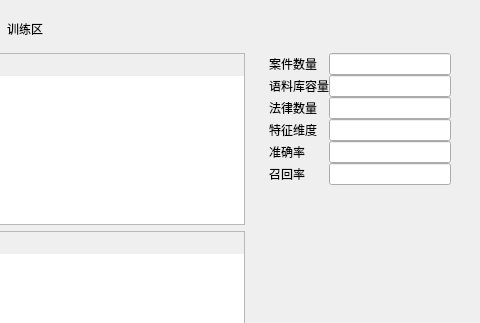
Qt form source/UI/Tax.ui (liuguiyangnwpu/TaxAnalysis) before a commit; both pictures show x 430 to 910 and y 0 to 323 of the 910 by 776 pixel window.
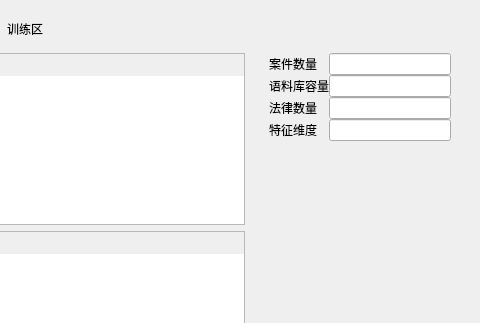
The same form after that commit.

Patch:
```diff
--- a/source/UI/Tax.ui
+++ b/source/UI/Tax.ui
@@ -249,34 +249,6 @@
                    </property>
                   </widget>
                  </item>
-                 <item row="5" column="1">
-                  <widget class="QLineEdit" name="lineEdit_acc">
-                   <property name="readOnly">
-                    <bool>true</bool>
-                   </property>
-                  </widget>
-                 </item>
-                 <item row="5" column="0">
-                  <widget class="QLabel" name="label_7">
-                   <property name="text">
-                    <string>&lt;html&gt;&lt;head/&gt;&lt;body&gt;&lt;p&gt;准确率&lt;/p&gt;&lt;/body&gt;&lt;/html&gt;</string>
-                   </property>
-                  </widget>
-                 </item>
-                 <item row="6" column="0">
-                  <widget class="QLabel" name="label_8">
-                   <property name="text">
-                    <string>召回率</string>
-                   </property>
-                  </widget>
-                 </item>
-                 <item row="6" column="1">
-                  <widget class="QLineEdit" name="lineEdit_recallAcc">
-                   <property name="readOnly">
-                    <bool>true</bool>
-                   </property>
-                  </widget>
-                 </item>
                 </layout>
                </item>
                <item>
```
